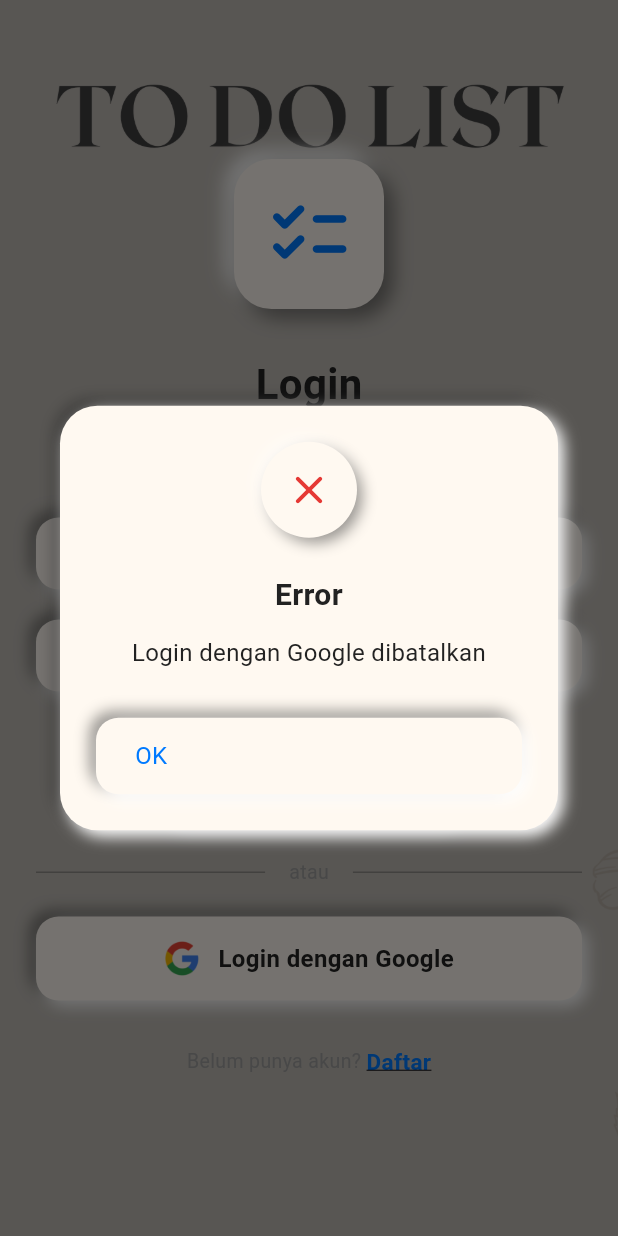
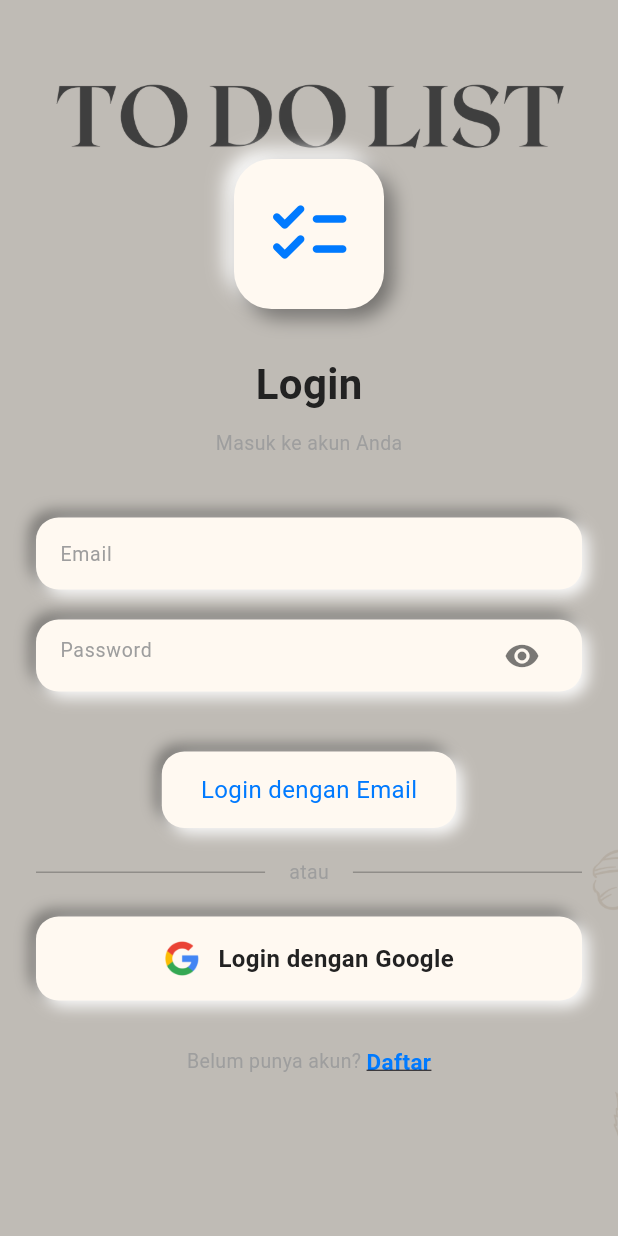
Before and after one commit to Abduldinata/project_flutter_todolist, a Flutter app: the screen it shows after launch, after a tap on "Login dengan Google", on a phone screen of 412 x 824 dp. Run offline on Flutter 3.47's test engine with Material 3 defaults, Android fonts, the light colour scheme and no system bars; our stand-ins replace get, get_storage, google_sign_in, image_picker, supabase_flutter; accounts and stored records are empty.

Commit message:
login with google

```diff
--- a/lib/screens/auth/login_screen.dart
+++ b/lib/screens/auth/login_screen.dart
@@ -1,6 +1,9 @@
+import 'dart:async';
 import 'package:flutter/material.dart';
-import 'package:flutter/foundation.dart';
+import 'package:flutter/foundation.dart'; // Untuk kIsWeb
 import 'package:get/get.dart';
+import 'package:supabase_flutter/supabase_flutter.dart';
+
 import '../../widgets/neumorphic_dialog.dart';
 import '../../services/supabase_service.dart';
 import '../../utils/app_routes.dart';
@@ -9,7 +12,6 @@ import '../../utils/app_colors.dart';
 import '../../utils/neumorphic_decoration.dart';
 import '../../widgets/neumorphic_textfield.dart';
 import '../../widgets/neumorphic_button.dart';
-import 'package:supabase_flutter/supabase_flutter.dart';
 
 class LoginScreen extends StatefulWidget {
   const LoginScreen({super.key});
@@ -19,40 +21,53 @@ class LoginScreen extends StatefulWidget {
 }
 
 class _LoginScreenState extends State<LoginScreen> {
+  // Controllers
   final _emailController = TextEditingController();
   final _passwordController = TextEditingController();
-  final _service = SupabaseService();
+
+  // Service & State Variables
+  late final SupabaseService _service;
+  late final StreamSubscription<AuthState> _authSubscription;
+
   bool _isLoading = false;
+  bool _isGoogleLoading = false;
   bool _showPassword = false;
-  bool _isGoogleLoading = false;
 
   @override
   void initState() {
     super.initState();
+    _service = SupabaseService();
 
-    // Listen for auth state changes (untuk web OAuth redirect)
-    Supabase.instance.client.auth.onAuthStateChange.listen((data) {
+    // 🟢 PERBAIKAN PENTING DI SINI (SOLUSI CRASH):
+    // Kita hanya mengandalkan listener untuk navigasi di WEB.
+    // Di Mobile, navigasi akan dihandle manual oleh tombol (await) agar
+    // bisa menampilkan Dialog Sukses terlebih dahulu tanpa tabrakan.
+    _authSubscription = Supabase.instance.client.auth.onAuthStateChange.listen((
+      data,
+    ) {
+      if (kIsWeb) {
         final session = data.session;
         if (session != null && mounted) {
-        // User berhasil login via OAuth redirect
+          // Cek agar tidak redirect berulang
+          if (Get.currentRoute == AppRoutes.login) {
+            // Gunakan postFrameCallback agar aman saat rebuild
             WidgetsBinding.instance.addPostFrameCallback((_) {
-          if (Get.currentRoute == AppRoutes.login) {
               Get.offAllNamed(AppRoutes.inbox);
+            });
           }
-        });
+        }
       }
     });
   }
 
+  // --- LOGIC LOGIN EMAIL ---
   Future<void> _handleLogin() async {
-    // Validasi input
     if (_emailController.text.trim().isEmpty ||
         _passwordController.text.isEmpty) {
       _showError('Email dan password harus diisi');
       return;
     }
 
-    // Validasi format email
     if (!GetUtils.isEmail(_emailController.text.trim())) {
       _showError('Format email tidak valid');
       return;
@@ -67,18 +82,20 @@ class _LoginScreenState extends State<LoginScreen> {
       );
 
       if (response.user != null) {
+        if (mounted) {
           NeumorphicDialog.show(
             title: 'Berhasil',
-          message: 'Login berhasil! Selamat datang ${response.user!.email}',
+            message: 'Login berhasil! Selamat datang.',
             type: DialogType.success,
           );
 
+          // Delay sedikit untuk UX, lalu navigasi manual (Mobile & Web non-redirect)
           await Future.delayed(const Duration(milliseconds: 1500));
           Get.offAllNamed(AppRoutes.inbox);
         }
+      }
     } catch (e) {
-      String errorMessage = _parseError(e.toString());
-      _showError(errorMessage);
+      _showError(_parseError(e.toString()));
     } finally {
       if (mounted) {
         setState(() => _isLoading = false);
@@ -86,108 +103,93 @@ class _LoginScreenState extends State<LoginScreen> {
     }
   }
 
+  // --- LOGIC LOGIN GOOGLE ---
   Future<void> _handleGoogleSignIn() async {
     setState(() => _isGoogleLoading = true);
 
     try {
-      if (kIsWeb) {
-        // Untuk web, gunakan OAuth flow (akan redirect)
-        await _service.signInWithGoogle();
-        // OAuth flow akan redirect, jadi loading tetap aktif
-        // State change listener akan handle navigation setelah redirect
-      } else {
-        // Untuk mobile, gunakan Google Sign-In package
+      // 1. Panggil Service
       final response = await _service.signInWithGoogle();
 
-        if (response.user != null) {
+      // 2. Handle Hasil (KHUSUS MOBILE)
+      // Jika di Web, halaman biasanya sudah redirect/reload, jadi kode di bawah skip.
+      // Jika di Mobile, kita handle navigasi di sini (karena listener dimatikan untuk mobile).
+      if (!kIsWeb && response.user != null) {
+        if (mounted) {
           NeumorphicDialog.show(
             title: 'Berhasil',
             message: 'Login dengan Google berhasil!',
             type: DialogType.success,
           );
 
-          await Future.delayed(const Duration(milliseconds: 1500));
+          await Future.delayed(const Duration(milliseconds: 1000));
           Get.offAllNamed(AppRoutes.inbox);
         }
       }
     } catch (e) {
+      // Parse error agar user friendly
       String errorMessage = _parseGoogleError(e.toString());
+
+      // Jangan tampilkan popup error jika user hanya membatalkan login (Back button)
+      if (!errorMessage.toLowerCase().contains('dibatalkan')) {
         _showError(errorMessage);
-
+      } else {
+        debugPrint("User cancelled Google Sign In");
+      }
+    } finally {
       if (mounted) {
         setState(() => _isGoogleLoading = false);
       }
     }
   }
 
+  // --- ERROR PARSING ---
   String _parseError(String error) {
-    // Network errors
     if (error.contains('SocketException') ||
         error.contains('Failed host lookup') ||
         error.contains('Network is unreachable')) {
-      return '❌ Tidak ada koneksi internet\n\nPastikan:\n• WiFi atau data seluler aktif\n• Koneksi internet stabil\n• Tidak ada firewall yang memblokir';
+      return '❌ Tidak ada koneksi internet';
     }
-
-    // Timeout errors
-    if (error.contains('TimeoutException') || error.contains('timed out')) {
-      return '⏱️ Koneksi timeout\n\nKoneksi terlalu lambat atau server tidak merespons';
-    }
-
-    // Auth errors
     if (error.contains('Invalid login credentials') ||
         error.contains('Invalid email or password')) {
-      return '🔐 Email atau password salah\n\nPeriksa kembali email dan password Anda';
+      return '🔐 Email atau password salah';
     }
-
     if (error.contains('Email not confirmed')) {
-      return '📧 Email belum diverifikasi\n\nCek inbox email Anda dan klik link verifikasi';
+      return '📧 Email belum diverifikasi. Cek inbox Anda.';
     }
-
-    if (error.contains('User not found')) {
-      return '👤 Akun tidak ditemukan\n\nSilakan daftar terlebih dahulu';
-    }
-
-    // SSL/Certificate errors
-    if (error.contains('CERTIFICATE') || error.contains('SSL')) {
-      return '🔒 Error sertifikat SSL\n\nMungkin ada masalah dengan keamanan koneksi';
-    }
-
-    // Generic error
-    return '⚠️ Login gagal\n\n${error.length > 100 ? "${error.substring(0, 100)}..." : error}';
+    return '⚠️ Login gagal: ${error.length > 100 ? "${error.substring(0, 100)}..." : error}';
   }
 
   String _parseGoogleError(String error) {
     if (error.contains('sign in cancelled') || error.contains('canceled')) {
-      return 'Login dengan Google dibatalkan';
+      return 'Login dibatalkan';
     }
-
-    if (error.contains('popup_closed')) {
-      return 'Popup login Google ditutup sebelum selesai';
+    if (error.contains('network error') || error.contains('SocketException')) {
+      return '❌ Periksa koneksi internet Anda';
     }
-
-    if (error.contains('redirect_uri_mismatch')) {
-      return '⚠️ Konfigurasi Google OAuth salah\n\nRedirect URI tidak sesuai. Hubungi developer.';
+    if (error.contains('10') || error.contains('SIGN_IN_FAILED')) {
+      return '⚠️ Konfigurasi Error:\nPastikan SHA-1 Fingerprint sudah didaftarkan di Google Cloud Console untuk Android.';
     }
-
-    if (error.contains('network error') || error.contains('SocketException')) {
-      return '❌ Tidak ada koneksi internet\n\nPastikan koneksi internet aktif untuk login dengan Google';
-    }
-
-    if (error.contains('sign_in_failed') || error.contains('SIGN_IN_FAILED')) {
-      return '⚠️ Gagal login dengan Google\n\nPastikan:\n• Google Play Services terinstall (Android)\n• Akun Google tersedia di device';
-    }
-
-    return '⚠️ Gagal login dengan Google\n\n$error';
+    return '⚠️ Gagal login Google: $error';
   }
 
   void _showError(String message) {
     NeumorphicDialog.show(
-      title: 'Error',
+      title: 'Info',
       message: message,
       type: DialogType.error,
     );
   }
 
+  @override
+  void dispose() {
+    _emailController.dispose();
+    _passwordController.dispose();
+    _authSubscription.cancel(); // Wajib cancel listener
+    super.dispose();
+  }
+
+  // --- UI BUILD ---
   @override
   Widget build(BuildContext context) {
     return Scaffold(
@@ -201,6 +203,7 @@ class _LoginScreenState extends State<LoginScreen> {
               color: Colors.black.withAlpha((0.25 * 255).round()),
             ),
           ),
+
           SafeArea(
             child: Center(
               child: SingleChildScrollView(
@@ -208,7 +211,7 @@ class _LoginScreenState extends State<LoginScreen> {
                 child: Column(
                   mainAxisAlignment: MainAxisAlignment.center,
                   children: [
-                    // Logo atau Icon
+                    // Logo
                     Container(
                       width: 100,
                       height: 100,
@@ -239,12 +242,8 @@ class _LoginScreenState extends State<LoginScreen> {
                       controller: _passwordController,
                       hint: 'Password',
                       obscure: !_showPassword,
-                      textInputAction: TextInputAction
-                          .done, // Mengubah icon keyboard menjadi "Selesai" atau "Centang"
-                      onSubmitted: (_) {
-                        // Memanggil fungsi login ketika tombol enter ditekan
-                        _handleLogin();
-                      },
+                      textInputAction: TextInputAction.done,
+                      onSubmitted: (_) => _handleLogin(),
                       suffix: IconButton(
                         onPressed: () =>
                             setState(() => _showPassword = !_showPassword),
@@ -258,7 +257,7 @@ class _LoginScreenState extends State<LoginScreen> {
                     ),
                     const SizedBox(height: 40),
 
-                    // Login Button
+                    // Login Button (Email)
                     _isLoading
                         ? Container(
                             padding: const EdgeInsets.all(14),
@@ -375,11 +374,4 @@ class _LoginScreenState extends State<LoginScreen> {
       ),
     );
   }
-
-  @override
-  void dispose() {
-    _emailController.dispose();
-    _passwordController.dispose();
-    super.dispose();
 }
-}
--- a/lib/screens/home/upcoming_screen.dart
+++ b/lib/screens/home/upcoming_screen.dart
@@ -7,7 +7,6 @@ import '../../widgets/bottom_nav.dart';
 import '../../widgets/task_tile.dart';
 import '../../services/task_service.dart';
 import '../add_task/add_task_popup.dart';
-import '../edit_task/edit_task_screen.dart';
 
 class UpcomingScreen extends StatefulWidget {
   const UpcomingScreen({super.key});
--- /dev/null
+++ b/lib/services/client_secret_465634447182-jb5mubof0k9lccv6670t8sb9f8ai401j.apps.googleusercontent.com.json
@@ -0,0 +1 @@
+{"installed":{"client_id":"465634447182-jb5mubof0k9lccv6670t8sb9f8ai401j.apps.googleusercontent.com","project_id":"gen-lang-client-0915842419","auth_uri":"https://accounts.google.com/o/oauth2/auth","token_uri":"https://oauth2.googleapis.com/token","auth_provider_x509_cert_url":"https://www.googleapis.com/oauth2/v1/certs"}}
--- a/lib/services/supabase_service.dart
+++ b/lib/services/supabase_service.dart
@@ -7,140 +7,71 @@ import 'package:flutter/foundation.dart';
 
 class SupabaseService {
   final SupabaseClient _client = Supabase.instance.client;
-  final GoogleSignIn _googleSignIn = GoogleSignIn(
-    scopes: ['email', 'profile'],
-    // Untuk web, clientId harus diset
-    clientId: kIsWeb
-        ? '465634447182-gkgen1p8fj7bottaj291ip1g9c23fhkp.apps.googleusercontent.com' // Ganti dengan Web Client ID Anda
-        : null, // Untuk Android/iOS, tidak perlu clientId
-  );
+
+  // ⚠️ DIAMBIL DARI FILE JSON ANDA (Tipe: Web Application)
+  // Ini digunakan sebagai 'clientId' di Web, dan 'serverClientId' di Android.
+  static const String _webClientId =
+      '465634447182-gkgen1p8fj7bottaj291ip1g9c23fhkp.apps.googleusercontent.com';
+
+  late final GoogleSignIn _googleSignIn;
+
+  SupabaseService() {
+    _googleSignIn = GoogleSignIn(
+      scopes: ['email', 'profile'],
+      serverClientId: _webClientId, // Wajib untuk Android
+    );
+  }
 
   // ===============================
-  // 🔹 GOOGLE SIGN IN (FIXED)
+  // 🚀 GOOGLE SIGN IN (FIXED)
   // ===============================
 
   Future<AuthResponse> signInWithGoogle() async {
     try {
-      // For WEB: Use Supabase OAuth flow (recommended)
-      if (kIsWeb) {
-        final response = await _client.auth.signInWithOAuth(
-          OAuthProvider.google,
-          redirectTo: kIsWeb ? Uri.base.toString() : null,
-        );
+      // --- FLOW MOBILE (Native) ---
 
-        if (!response) {
-          throw Exception('Failed to initiate Google sign-in');
-        }
+      // 1. Trigger Google Sign In Native
+      final GoogleSignInAccount? googleUser = await _googleSignIn.signIn();
 
-        // Return empty response as the actual auth happens via redirect
-        // The session will be available after redirect
-        return AuthResponse(
-          session: _client.auth.currentSession,
-          user: _client.auth.currentUser,
-        );
+      if (googleUser == null) {
+        throw 'Login dibatalkan oleh user';
       }
 
-      // For MOBILE: Use Google Sign-In package
-      // 1. Trigger Google Sign In flow
-      final GoogleSignInAccount? googleUser = await _googleSignIn.signIn();
-
-      // User cancelled the sign-in
-      if (googleUser == null) {
-        throw Exception('sign in cancelled');
-      }
-
-      // 2. Obtain auth details from request
+      // 2. Ambil token dari Google
       final GoogleSignInAuthentication googleAuth =
           await googleUser.authentication;
 
-      // Check if we got the tokens
-      if (googleAuth.idToken == null) {
-        throw Exception('Failed to get ID token from Google');
+      final accessToken = googleAuth.accessToken;
+      final idToken = googleAuth.idToken;
+
+      if (idToken == null) {
+        throw 'Tidak dapat mengambil ID Token dari Google. Pastikan Web Client ID benar.';
       }
 
-      // 3. Sign in with Supabase using OAuth
+      // 3. Tukar token Google dengan Session Supabase
       final AuthResponse response = await _client.auth.signInWithIdToken(
         provider: OAuthProvider.google,
-        idToken: googleAuth.idToken!,
-        accessToken: googleAuth.accessToken,
-      );
-
-      // 4. Check if sign in was successful
-      if (response.user == null) {
-        throw Exception('Failed to sign in with Supabase');
-      }
-
-      // 5. Create or update profile
-      await _createOrUpdateProfileFromGoogle(
-        response.user!.id,
-        googleUser.email,
-        googleUser.displayName ?? googleUser.email.split('@')[0],
-        googleUser.photoUrl,
+        idToken: idToken,
+        accessToken: accessToken,
       );
 
       return response;
-    } on Exception catch (e) {
-      // Re-throw exceptions as-is
+    } catch (e) {
       rethrow;
-    } catch (e) {
-      // Wrap other errors in Exception
-      throw Exception('Google sign-in error: $e');
-    }
-  }
-
-  Future<void> _createOrUpdateProfileFromGoogle(
-    String userId,
-    String email,
-    String username,
-    String? avatarUrl,
-  ) async {
-    try {
-      // Check if profile exists
-      final existingProfile = await _client
-          .from('profiles')
-          .select()
-          .eq('id', userId)
-          .maybeSingle();
-
-      final now = DateTime.now().toIso8601String();
-
-      if (existingProfile == null) {
-        // Create new profile
-        await _client.from('profiles').insert({
-          'id': userId,
-          'email': email,
-          'username': username,
-          'avatar_url': avatarUrl,
-          'created_at': now,
-          'updated_at': now,
-        });
-      } else {
-        // Update existing profile with Google info if needed
-        await _client
-            .from('profiles')
-            .update({
-              'avatar_url': avatarUrl ?? existingProfile['avatar_url'],
-              'updated_at': now,
-            })
-            .eq('id', userId);
-      }
-    } catch (e) {
-      debugPrint('Error creating/updating profile from Google: $e');
-      // Don't throw - profile creation is not critical for sign-in
     }
   }
 
   Future<void> signOutGoogle() async {
-    try {
-      await _googleSignIn.signOut();
-    } catch (e) {
-      debugPrint('Error signing out from Google: $e');
+    if (!kIsWeb) {
+      try {
+        await _googleSignIn.signOut();
+      } catch (_) {}
     }
     await _client.auth.signOut();
   }
 
   // ===============================
-  // 🔹 PROFILE FUNCTIONS
+  // 👤 PROFILE FUNCTIONS
   // ===============================
 
   Future<Map<String, dynamic>?> getProfile() async {
@@ -176,13 +107,15 @@ class SupabaseService {
     await _client.from('profiles').update(updates).eq('id', user.id);
   }
 
+  // ===============================
+  // 🖼️ STORAGE FUNCTIONS
+  // ===============================
+
   Future<String> uploadImage(File file, String bucket, String fileName) async {
     final storage = _client.storage.from(bucket);
-
     try {
       await storage.remove([fileName]);
     } catch (_) {}
-
     await storage.upload(fileName, file);
     return storage.getPublicUrl(fileName);
   }
@@ -193,18 +126,16 @@ class SupabaseService {
     String fileName,
   ) async {
     final storage = _client.storage.from(bucket);
-
     try {
       await storage.remove([fileName]);
     } catch (_) {}
-
     final Uint8List uint8list = Uint8List.fromList(bytes);
     await storage.uploadBinary(fileName, uint8list);
     return storage.getPublicUrl(fileName);
   }
 
   // ===============================
-  // 🔹 AUTH FUNCTIONS
+  // 🔐 AUTH FUNCTIONS (EMAIL)
   // ===============================
 
   Future<AuthResponse> signUp(
@@ -212,28 +143,26 @@ class SupabaseService {
     String password,
     String username,
   ) async {
-    final response = await _client.auth.signUp(
+    return await _client.auth.signUp(
       email: email,
       password: password,
       data: {'username': username},
     );
-    return response;
   }
 
   Future<AuthResponse> signIn(String email, String password) async {
-    final response = await _client.auth.signInWithPassword(
+    return await _client.auth.signInWithPassword(
       email: email,
       password: password,
     );
-    return response;
   }
 
   Future<void> signOut() async {
-    await _client.auth.signOut();
+    await signOutGoogle();
   }
 
   // ===============================
-  // 🔹 TASK FUNCTIONS
+  // 📝 TASK FUNCTIONS
   // ===============================
 
   Future<List<Task>> getTasks() async {
```
Also changed, not shown: 2 other files. Lines whose indentation alone changed are shown as unchanged.
